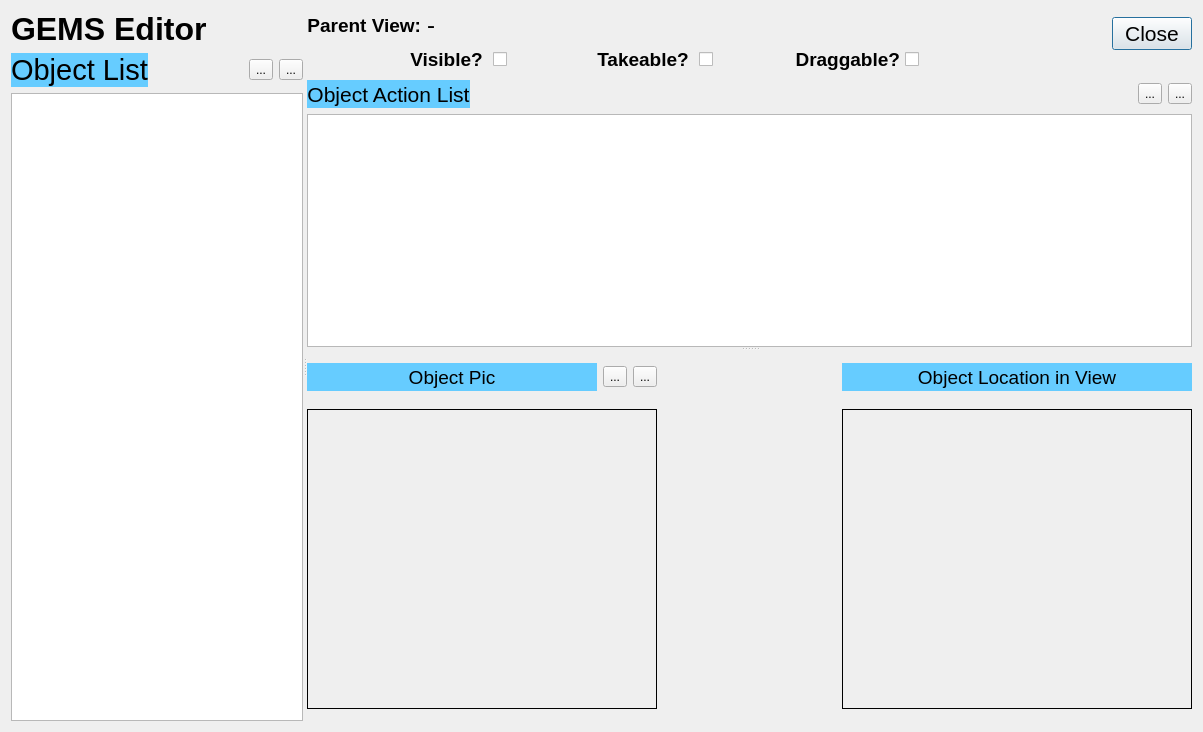
This is gemsedit/gui/objects_window.ui in travisseymour/GEMSedit as Qt 5 draws it before an edit. The edited form follows.
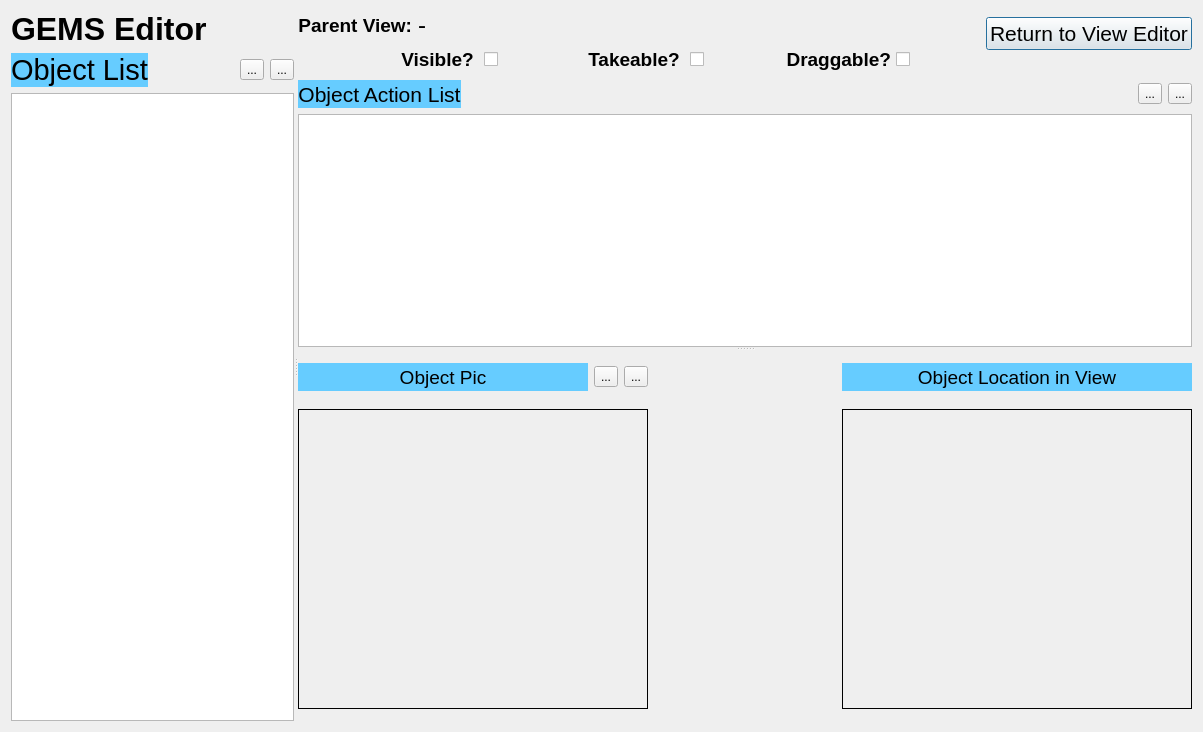
This is the edited form. Icons and pictures are not drawn.

Commit message: renamed object editor close button

```diff
--- a/gemsedit/gui/objects_window.ui
+++ b/gemsedit/gui/objects_window.ui
@@ -325,7 +325,7 @@
              </font>
             </property>
             <property name="text">
-             <string>Close</string>
+             <string>Return to View Editor</string>
             </property>
            </widget>
           </item>
```
The commit also changes 2 other files.
